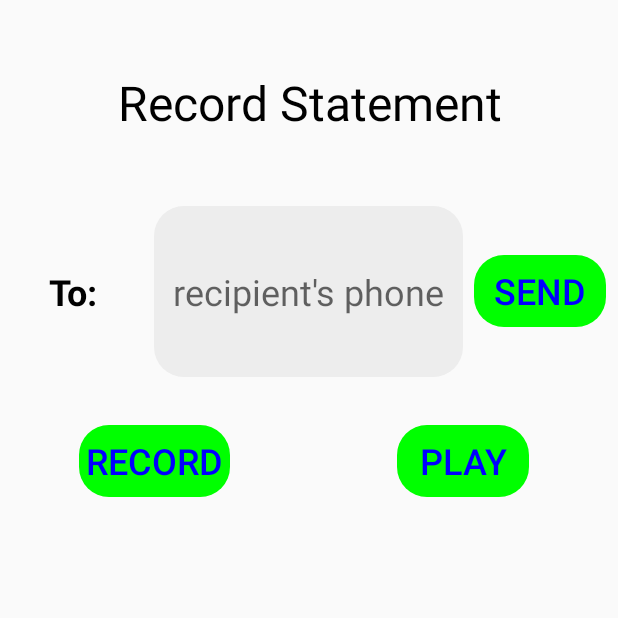
After one commit to Daniel-Macharia/GBVProject, an Android app: the RecordStatement screen opened directly, with no data from a screen before it, on a phone screen of 412 x 824 dp, the top half of it. The commit adds this screen. Run offline under Robolectric (Android 15) with nearby library versions, the phone set to English and light mode, and no system bars.

Commit message:
added write statement feature in report module

```diff
--- /dev/null
+++ b/app/src/main/java/com/example/frats/RecordStatement.java
@@ -0,0 +1,199 @@
+package com.example.frats;
+
+import android.Manifest;
+import android.content.Intent;
+import android.content.pm.PackageManager;
+import android.media.MediaPlayer;
+import android.media.MediaRecorder;
+import android.net.Uri;
+import android.os.Bundle;
+import android.provider.Telephony;
+import android.telephony.SmsManager;
+import android.view.View;
+import android.widget.Button;
+import android.widget.EditText;
+import android.widget.Toast;
+
+import androidx.appcompat.app.AppCompatActivity;
+import androidx.core.app.ActivityCompat;
+
+import java.util.Calendar;
+
+public class RecordStatement extends AppCompatActivity {
+
+    Button send, record, play;
+    EditText recipient;
+    private static String filename = null;
+    private MediaRecorder recorder = null;
+    private boolean isRecording = false;
+    private MediaPlayer player = null;
+    private boolean isPlaying = false;
+
+    @Override
+    protected  void onCreate(Bundle savedInstanceState)
+    {
+        try{
+            super.onCreate( savedInstanceState );
+            setContentView(R.layout.record_statement);
+            record = findViewById(R.id.record);
+            play = findViewById( R.id.play);
+            send = findViewById( R.id.sendStatement );
+            recipient = findViewById(R.id.recipient);
+           // String name = "frats_recording_audio_statement";
+            String name = Calendar.getInstance().getTimeInMillis() + "_" + Calendar.getInstance().get(Calendar.DATE)
+                    + "_" + Calendar.getInstance().get(Calendar.MONTH) + "_" + Calendar.getInstance().get(Calendar.YEAR);
+            filename = getExternalCacheDir().getAbsolutePath();
+            filename += "/frats_statement_" + name + ".3gp";
+
+            if(ActivityCompat.checkSelfPermission( this, Manifest.permission.RECORD_AUDIO )
+            != PackageManager.PERMISSION_GRANTED )
+            {
+                ActivityCompat.requestPermissions(this, new String[]{Manifest.permission.RECORD_AUDIO}, 0);
+            }
+
+
+            send.setOnClickListener(new View.OnClickListener() {
+                @Override
+                public void onClick(View view) {
+                    String locationURL = recipient.getText().toString();
+                    if( MyFirebaseUtilityClass.validatePhone(RecordStatement.this, locationURL ) )
+                    {
+                        sendAudioMessage( Uri.parse(filename), locationURL);
+                        Toast.makeText(RecordStatement.this, "Sending Record", Toast.LENGTH_SHORT).show();
+                    }
+                    else
+                    {
+                        Toast.makeText(RecordStatement.this, "Please ensure the phone number is valid\n\n" +
+                                "should be 10 digits long and \n" +
+                                "start with either 07... or 01...", Toast.LENGTH_SHORT).show();
+                    }
+
+                }
+            });
+
+            record.setOnClickListener(new View.OnClickListener() {
+                @Override
+                public void onClick(View view) {
+                    Toast.makeText(RecordStatement.this, "clicked record", Toast.LENGTH_SHORT).show();
+                    if( isRecording )
+                    {
+                        Toast.makeText(RecordStatement.this, "Stopped Recording", Toast.LENGTH_SHORT).show();
+                        stopRecording();
+                        record.setText("Record");
+                    }
+                    else {
+                        Toast.makeText(RecordStatement.this, "Started recording", Toast.LENGTH_SHORT).show();
+                        startRecording();
+                        record.setText("Stop");
+                    }
+
+                }
+            });
+
+            play.setOnClickListener(new View.OnClickListener() {
+                @Override
+                public void onClick(View view) {
+                    Toast.makeText(RecordStatement.this, "clicked play", Toast.LENGTH_SHORT).show();
+                    if( isPlaying )
+                    {
+                        Toast.makeText(RecordStatement.this, "Stopped Playing", Toast.LENGTH_SHORT).show();
+                        stopPlaying();
+                        play.setText("Play");
+                    }else {
+                        Toast.makeText(RecordStatement.this, "Started Playing", Toast.LENGTH_SHORT).show();
+                        startPlaying();
+                        play.setText("Stop");
+                    }
+                }
+            });
+        }catch( Exception e )
+        {
+            Toast.makeText(this, e.toString(), Toast.LENGTH_SHORT).show();
+        }
+    }
+
+    private void startRecording()
+    {
+       try{
+           recorder = new MediaRecorder();
+
+           recorder.setAudioSource(MediaRecorder.AudioSource.MIC);
+           recorder.setOutputFormat(MediaRecorder.OutputFormat.THREE_GPP);
+           recorder.setOutputFile(filename);
+           recorder.setAudioEncoder(MediaRecorder.AudioEncoder.AMR_NB);
+           recorder.prepare();
+           recorder.start();
+           isRecording = true;
+       }catch( Exception e )
+       {
+           Toast.makeText(this, e.toString(), Toast.LENGTH_SHORT).show();
+       }
+    }
+
+    private void stopRecording()
+    {
+        try{
+            recorder.stop();
+            recorder.release();
+            recorder = null;
+            isRecording = false;
+        }catch(Exception e)
+        {
+            Toast.makeText(this, e.toString(), Toast.LENGTH_SHORT).show();
+        }
+    }
+
+    private void startPlaying()
+    {
+        player = new MediaPlayer();
+        try{
+            player.setDataSource(filename);
+            player.prepare();
+            player.start();
+            isPlaying = true;
+            player.setOnCompletionListener(new MediaPlayer.OnCompletionListener() {
+                @Override
+                public void onCompletion(MediaPlayer mediaPlayer) {
+                    player.release();
+                    player = null;
+                }
+            });
+        }catch( Exception e )
+        {
+            Toast.makeText(this, e.toString(), Toast.LENGTH_SHORT).show();
+        }
+    }
+
+    private void stopPlaying()
+    {
+        try{
+            if(! (player == null) )
+            {
+                player.release();
+                player = null;
+                isPlaying = false;
+            }
+        }catch( Exception e )
+        {
+            Toast.makeText(this, e.toString(), Toast.LENGTH_SHORT).show();
+        }
+    }
+
+    private void sendAudioMessage(Uri path, String recipient)
+    {
+        try{
+            //SmsManager smsManager = SmsManager.getSmsManagerForSubscriptionId( SmsManager.getDefaultSmsSubscriptionId() );
+            //smsManager.sendMultimediaMessage(this, path, null, null, null);
+
+            Intent sendIntent = new Intent( Intent.ACTION_SEND );
+            sendIntent.putExtra(Intent.EXTRA_PHONE_NUMBER, recipient);
+            sendIntent.putExtra("address", Integer.parseInt(recipient));
+            sendIntent.putExtra(Intent.EXTRA_STREAM, path);
+            sendIntent.setType("audio/3gp");
+            startActivity( Intent.createChooser( sendIntent, "Send") );
+        }catch( Exception e )
+        {
+            Toast.makeText(this, e.toString(), Toast.LENGTH_SHORT).show();
+        }
+    }
+}
--- /dev/null
+++ b/app/src/main/res/layout/record_statement.xml
@@ -0,0 +1,129 @@
+<?xml version="1.0" encoding="utf-8"?>
+<LinearLayout xmlns:android="http://schemas.android.com/apk/res/android"
+    android:layout_width="match_parent"
+    android:layout_height="match_parent"
+    xmlns:tools="http://schemas.android.com/tools"
+    android:orientation="vertical"
+    tools:context=".RecordStatement">
+
+    <TextView
+        android:layout_width="match_parent"
+        android:layout_height="0dp"
+        android:layout_weight="1"
+        android:text="Record Statement"
+        android:textColor="@color/black"
+        android:textSize="32sp"
+        android:gravity="center"
+        />
+
+    <LinearLayout
+        android:layout_width="match_parent"
+        android:layout_height="0dp"
+        android:layout_weight="5"
+        android:orientation="vertical"
+        android:gravity="center"
+        >
+
+        <LinearLayout
+            android:layout_width="match_parent"
+            android:layout_height="0dp"
+            android:layout_weight="1"
+            android:orientation="horizontal"
+            >
+
+            <TextView
+                android:layout_width="0dp"
+                android:layout_height="match_parent"
+                android:layout_weight="1"
+                android:text="To: "
+                android:textColor="@color/black"
+                android:textSize="24sp"
+                android:textStyle="bold"
+                android:gravity="center"
+                />
+
+            <EditText
+                android:id="@+id/recipient"
+                android:layout_width="0dp"
+                android:layout_height="match_parent"
+                android:layout_weight="2"
+                android:inputType="phone"
+                android:hint="recipient's phone"
+                android:textColor="@color/blue"
+                android:textSize="24sp"
+                android:background="@drawable/input_rectangle"
+                android:backgroundTint="@color/cream2"
+                android:gravity="center"
+                />
+
+            <LinearLayout
+                android:layout_width="0dp"
+                android:layout_height="match_parent"
+                android:layout_weight="1"
+                android:gravity="center"
+                >
+                <Button
+                    android:id="@+id/sendStatement"
+                    android:layout_width="wrap_content"
+                    android:layout_height="wrap_content"
+                    android:text="send"
+                    android:textColor="@color/blue"
+                    android:textSize="24sp"
+                    android:background="@drawable/input_rectangle"
+                    android:backgroundTint="@color/green"
+                    />
+            </LinearLayout>
+
+
+        </LinearLayout>
+
+        <LinearLayout
+            android:layout_width="match_parent"
+            android:layout_height="0dp"
+            android:layout_weight="5"
+            >
+
+            <LinearLayout
+                android:layout_height="match_parent"
+                android:layout_width="0dp"
+                android:layout_weight="1"
+                android:paddingTop="32dp"
+                android:gravity="top|center"
+                >
+                <Button
+                    android:id="@+id/record"
+                    android:layout_width="wrap_content"
+                    android:layout_height="wrap_content"
+                    android:text="Record"
+                    android:textColor="@color/blue"
+                    android:textSize="24sp"
+                    android:background="@drawable/input_rectangle"
+                    android:backgroundTint="@color/green"
+                    />
+            </LinearLayout>
+
+            <LinearLayout
+                android:layout_height="match_parent"
+                android:layout_width="0dp"
+                android:layout_weight="1"
+                android:paddingTop="32dp"
+                android:gravity="top|center"
+                >
+                <Button
+                    android:id="@+id/play"
+                    android:layout_width="wrap_content"
+                    android:layout_height="wrap_content"
+                    android:text="Play"
+                    android:textColor="@color/blue"
+                    android:textSize="24sp"
+                    android:background="@drawable/input_rectangle"
+                    android:backgroundTint="@color/green"
+                    />
+            </LinearLayout>
+
+        </LinearLayout>
+
+
+    </LinearLayout>
+
+</LinearLayout>
```
Also changed, not shown: app/src/main/AndroidManifest.xml (+10 -0 lines), app/src/main/java/com/example/frats/DeliveredMessage.java (added, +30 -0 lines), app/src/main/java/com/example/frats/SentMessage.java (added, +26 -0 lines), app/src/main/java/com/example/frats/WriteStatement.java (+53 -1 lines), app/src/main/java/com/example/frats/report.java (+10 -1 lines), app/src/main/res/layout/report.xml (+37 -0 lines).
